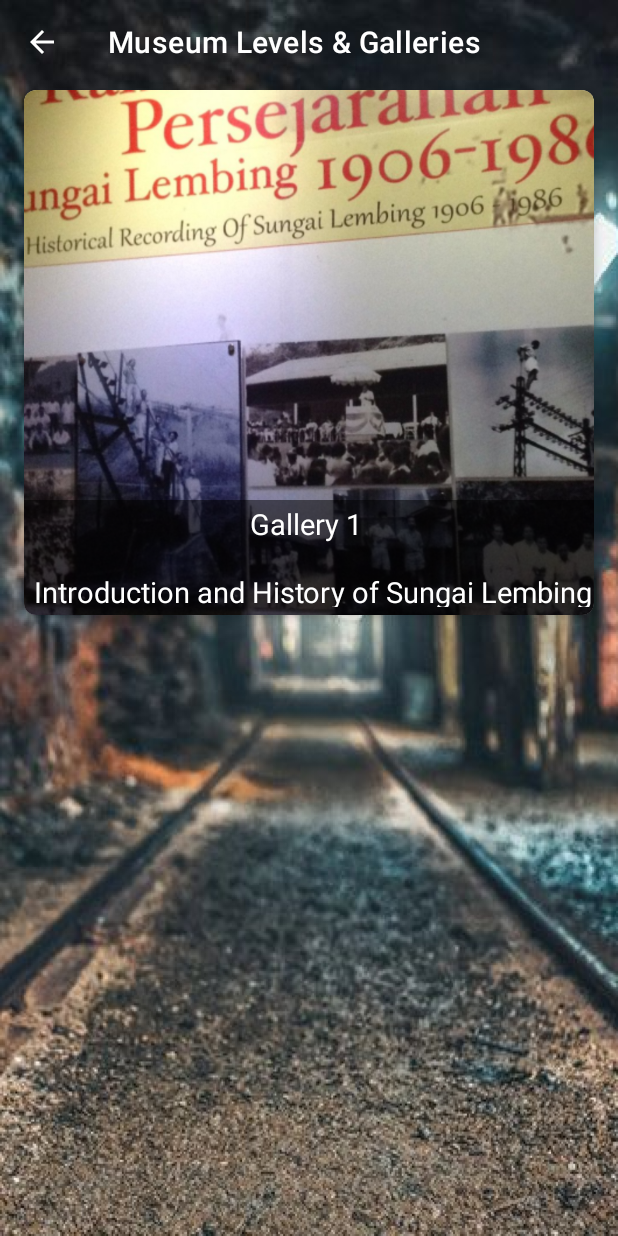
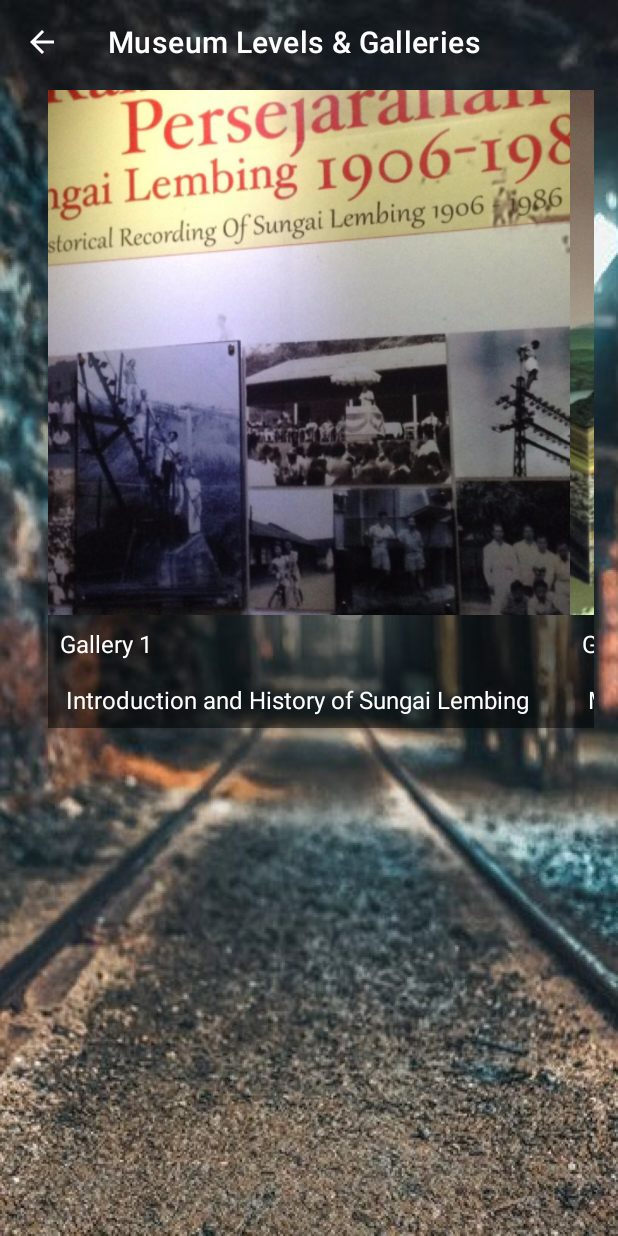
Before and after one commit to zhafranzainal/museum_visitor_app, an Android app: the GalleryActivity screen opened directly, with no data from a screen before it, on a phone screen of 412 x 824 dp. Run offline under Robolectric (Android 15) with nearby library versions, the phone set to English and light mode, and no system bars.

Commit message:
Add recycler view for galleries

```diff
--- a/app/src/main/java/com/example/museumvisitorapp/GalleryActivity.java
+++ b/app/src/main/java/com/example/museumvisitorapp/GalleryActivity.java
@@ -3,9 +3,15 @@ package com.example.museumvisitorapp;
 import androidx.annotation.NonNull;
 import androidx.appcompat.app.ActionBar;
 import androidx.appcompat.app.AppCompatActivity;
+import androidx.recyclerview.widget.LinearLayoutManager;
+import androidx.recyclerview.widget.RecyclerView;
 
 import android.os.Bundle;
 import android.view.MenuItem;
+
+import java.util.ArrayList;
+import java.util.Arrays;
+import java.util.List;
 
 public class GalleryActivity extends AppCompatActivity {
 
@@ -18,6 +24,19 @@ public class GalleryActivity extends AppCompatActivity {
         ActionBar actionBar = getSupportActionBar();
         actionBar.setTitle("Museum Levels & Galleries");
         actionBar.setDisplayHomeAsUpEnabled(true);
+
+        RecyclerView recyclerView = findViewById(R.id.recyclerView);
+        recyclerView.setLayoutManager(new LinearLayoutManager(this, LinearLayoutManager.HORIZONTAL, false));
+
+        List<GalleryItem> galleryItemList = new ArrayList<>();
+        galleryItemList.add(new GalleryItem(R.drawable.gallery1, "Gallery 1 \n\n Introduction and History of Sungai Lembing"));
+        galleryItemList.add(new GalleryItem(R.drawable.gallery2, "Gallery 2 \n\n Mining Process and Safety"));
+        galleryItemList.add(new GalleryItem(R.drawable.gallery3, "Gallery 3 \n\n Mining Diorama"));
+        galleryItemList.add(new GalleryItem(R.drawable.gallery4, "Gallery 4 \n\n Machinery and Electrical Equipment"));
+
+        GalleryAdapter galleryAdapter = new GalleryAdapter(galleryItemList);
+
+        recyclerView.setAdapter(galleryAdapter);
 
     }
 
--- /dev/null
+++ b/app/src/main/java/com/example/museumvisitorapp/GalleryAdapter.java
@@ -0,0 +1,60 @@
+package com.example.museumvisitorapp;
+
+import android.content.Context;
+import android.view.LayoutInflater;
+import android.view.View;
+import android.view.ViewGroup;
+import android.widget.ImageView;
+import android.widget.TextView;
+
+import androidx.annotation.NonNull;
+import androidx.recyclerview.widget.RecyclerView;
+
+import java.util.List;
+
+public class GalleryAdapter extends RecyclerView.Adapter<GalleryAdapter.ImageViewHolder> {
+
+    private List<GalleryItem> galleryItemList;
+
+    public GalleryAdapter(List<GalleryItem> galleryItemList) {
+        this.galleryItemList = galleryItemList;
+    }
+
+    @NonNull
+    @Override
+    public ImageViewHolder onCreateViewHolder(@NonNull ViewGroup parent, int viewType) {
+        Context context = parent.getContext();
+        LayoutInflater inflater = LayoutInflater.from(context);
+
+        View itemView = inflater.inflate(R.layout.item_gallery, parent, false);
+
+        return new ImageViewHolder(itemView);
+    }
+
+    @Override
+    public void onBindViewHolder(@NonNull ImageViewHolder holder, int position) {
+        GalleryItem galleryItem = galleryItemList.get(position);
+
+        holder.imageView.setImageResource(galleryItem.getImageResource());
+        holder.textView.setText(galleryItem.getDescription());
+    }
+
+    @Override
+    public int getItemCount() {
+        return galleryItemList.size();
+    }
+
+    public static class ImageViewHolder extends RecyclerView.ViewHolder {
+
+        public ImageView imageView;
+        public TextView textView;
+
+        public ImageViewHolder(View itemView) {
+            super(itemView);
+            imageView = itemView.findViewById(R.id.image_view);
+            textView = itemView.findViewById(R.id.text_view);
+        }
+
+    }
+
+}
--- /dev/null
+++ b/app/src/main/java/com/example/museumvisitorapp/GalleryItem.java
@@ -0,0 +1,21 @@
+package com.example.museumvisitorapp;
+
+public class GalleryItem {
+
+    private int imageResource;
+    private String description;
+
+    public GalleryItem(int imageResource, String description) {
+        this.imageResource = imageResource;
+        this.description = description;
+    }
+
+    public int getImageResource() {
+        return imageResource;
+    }
+
+    public String getDescription() {
+        return description;
+    }
+
+}
--- a/app/src/main/res/layout/activity_gallery.xml
+++ b/app/src/main/res/layout/activity_gallery.xml
@@ -1,52 +1,19 @@
 <?xml version="1.0" encoding="utf-8"?>
 <RelativeLayout xmlns:android="http://schemas.android.com/apk/res/android"
-    xmlns:app="http://schemas.android.com/apk/res-auto"
     xmlns:tools="http://schemas.android.com/tools"
     android:layout_width="match_parent"
     android:layout_height="match_parent"
     android:background="@drawable/bg_app"
     tools:context=".GalleryActivity">
 
-    <androidx.cardview.widget.CardView
-        android:id="@+id/card_view_gallery"
+    <androidx.recyclerview.widget.RecyclerView
+        android:id="@+id/recyclerView"
         android:layout_width="match_parent"
-        android:layout_height="350dp"
+        android:layout_height="450dp"
         android:layout_marginHorizontal="16dp"
         android:layout_marginTop="60dp"
-        app:cardCornerRadius="8dp"
-        app:cardElevation="4dp">
-
-        <RelativeLayout
-            android:layout_width="match_parent"
-            android:layout_height="match_parent">
-
-            <ImageView
-                android:layout_width="match_parent"
-                android:layout_height="match_parent"
-                android:contentDescription="@string/museum"
-                android:scaleType="centerCrop"
-                android:src="@drawable/gallery1" />
-
-            <RelativeLayout
-                android:layout_width="match_parent"
-                android:layout_height="wrap_content"
-                android:layout_alignParentBottom="true"
-                android:background="#80000000"
-                android:paddingBottom="5dp">
-
-                <TextView
-                    android:layout_width="match_parent"
-                    android:layout_height="wrap_content"
-                    android:layout_centerInParent="true"
-                    android:gravity="center"
-                    android:text="Gallery 1 \n\n Introduction and History of Sungai Lembing"
-                    android:textColor="@android:color/white"
-                    android:textSize="19sp" />
-
-            </RelativeLayout>
-
-        </RelativeLayout>
-
-    </androidx.cardview.widget.CardView>
+        android:clipToPadding="false"
+        android:paddingStart="16dp"
+        android:paddingEnd="16dp" />
 
 </RelativeLayout>
--- /dev/null
+++ b/app/src/main/res/layout/item_gallery.xml
@@ -0,0 +1,22 @@
+<?xml version="1.0" encoding="utf-8"?>
+<RelativeLayout xmlns:android="http://schemas.android.com/apk/res/android"
+    android:layout_width="match_parent"
+    android:layout_height="match_parent">
+
+    <ImageView
+        android:id="@+id/image_view"
+        android:layout_width="match_parent"
+        android:layout_height="350dp"
+        android:scaleType="centerCrop" />
+
+    <TextView
+        android:id="@+id/text_view"
+        android:layout_width="match_parent"
+        android:layout_height="wrap_content"
+        android:layout_below="@id/image_view"
+        android:background="#80000000"
+        android:padding="8dp"
+        android:textColor="@android:color/white"
+        android:textSize="16sp" />
+
+</RelativeLayout>
```
